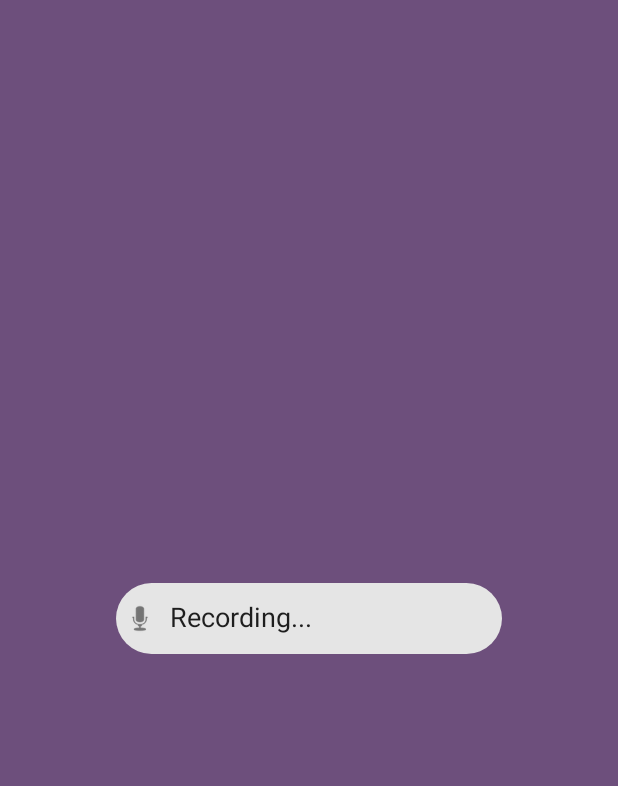
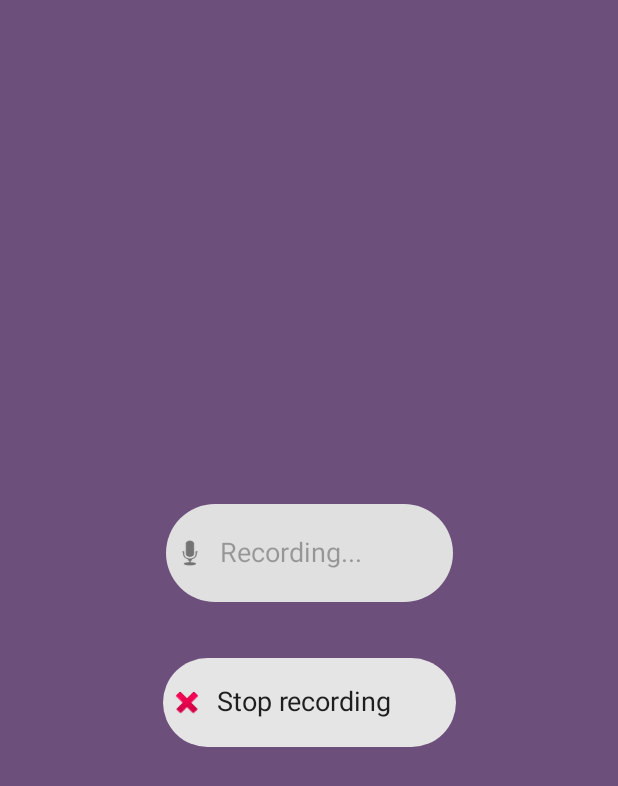
Before and after one commit to maslanki/App, an Android app: the screen it shows after launch (MainActivity), after a tap on "Recording...", on a phone screen of 412 x 824 dp. Shown: the top 786 px of the screen. Run offline under Robolectric (Android 15) with nearby library versions, the phone set to English and light mode, and no system bars; 3 statements that could not run were skipped; 2 other taps on this screen came first.

Commit message:
Bridge update Stop button added Listeners init changes

```diff
--- a/app/src/main/java/com/put/soundapp/AudioEngine.kt
+++ b/app/src/main/java/com/put/soundapp/AudioEngine.kt
@@ -1,4 +1,3 @@
-//klasa tymczasowa do komunikacji C++ <=> kotlin
 
 package com.put.soundapp
 import android.util.Log
@@ -9,4 +8,7 @@ class AudioEngine {
         System.loadLibrary("audioEngine")
     }
     external fun Create() : Boolean
+    external fun StartRecording();
+    external fun StopRecording();
+
 }
--- a/app/src/main/java/com/put/soundapp/MainActivity.kt
+++ b/app/src/main/java/com/put/soundapp/MainActivity.kt
@@ -14,21 +14,24 @@ class MainActivity : AppCompatActivity() {
         super.onCreate(savedInstanceState)
         setContentView(R.layout.activity_main)
         audioEngine = AudioEngine()
+        audioEngine.Create()
+
+        val startBtn : Button = findViewById<Button>(R.id.startRecordingButton);
+        startBtn.setOnClickListener { startRecording(startBtn); }
+
+        val stopBtn : Button = findViewById<Button>(R.id.stopRecordingButton);
+        stopBtn.setOnClickListener { stopRecording(startBtn); }
     }
 
-//    fun clickEngineButton(view: View){
-//       var startNativeButton = findViewById<Button>(R.id.startEngineButton);
-//        Toast.makeText(applicationContext, "Nacisnieto przycisk", Toast.LENGTH_SHORT).show()
-//        startNativeButton.setBackgroundColor(Color.CYAN)
-//        playbackEngine = PlaybackEngine()
-//        playbackEngine.StartAudioEngine()
-//        startNativeButton.setBackgroundColor(Color.RED)
-//    }
+    private fun startRecording(startBtn: Button ){
+        Toast.makeText(applicationContext, "Nagrywanie rozpoczęte", Toast.LENGTH_SHORT).show()
+        startBtn.text = "Recording...";
+        startBtn.isEnabled = false;
+        audioEngine.StartRecording()
+    }
 
-    fun clickRecordButton(view:View){
-        var recordButton = findViewById<Button>(R.id.startRecordingButton);
-        Toast.makeText(applicationContext, "Nagrywanie rozpoczęte", Toast.LENGTH_SHORT).show()
-        recordButton.text = "Recording...";
-        audioEngine.Create()
+    private fun stopRecording(startBtn: Button){
+       startBtn.isEnabled = true;
+        audioEngine.StopRecording()
     }
 }
--- a/app/src/main/res/layout/activity_main.xml
+++ b/app/src/main/res/layout/activity_main.xml
@@ -7,29 +7,30 @@
     android:background="#6D4F7C"
     tools:context=".MainActivity">
 
-    <!--    <Button-->
-    <!--        android:id="@+id/startEngineButton"-->
-    <!--        android:onClick="clickEngineButton"-->
-    <!--        android:layout_width="wrap_content"-->
-    <!--        android:layout_height="wrap_content"-->
-    <!--        android:layout_marginTop="44dp"-->
-    <!--        android:text="Start native engine"-->
-    <!--        app:layout_constraintEnd_toEndOf="parent"-->
-    <!--        app:layout_constraintStart_toStartOf="parent"-->
-    <!--        app:layout_constraintTop_toBottomOf="@+id/textView" />-->
-
-
     <com.google.android.material.chip.Chip
         android:id="@+id/startRecordingButton"
-        android:layout_width="257dp"
-        android:layout_height="63dp"
-        android:onClick="clickRecordButton"
-        android:text="Click to start recording"
+        android:layout_width="191dp"
+        android:layout_height="81dp"
+        android:layout_marginTop="328dp"
+        android:text="Start recording"
         android:textAppearance="@style/TextAppearance.AppCompat.Medium"
         app:chipIcon="@android:drawable/ic_btn_speak_now"
-        app:layout_constraintBottom_toBottomOf="parent"
         app:layout_constraintEnd_toEndOf="parent"
         app:layout_constraintStart_toStartOf="parent"
         app:layout_constraintTop_toTopOf="parent" />
 
+    <com.google.android.material.chip.Chip
+        android:id="@+id/stopRecordingButton"
+        android:layout_width="195dp"
+        android:layout_height="75dp"
+        android:layout_marginTop="10dp"
+        android:text="Stop recording"
+        android:textAppearance="@style/TextAppearance.AppCompat.Medium"
+        app:chipIcon="@android:drawable/ic_delete"
+        app:layout_constraintBottom_toBottomOf="parent"
+        app:layout_constraintEnd_toEndOf="parent"
+        app:layout_constraintStart_toStartOf="parent"
+        app:layout_constraintTop_toBottomOf="@+id/startRecordingButton"
+        app:layout_constraintVertical_bias="0.035" />
+
 </androidx.constraintlayout.widget.ConstraintLayout>
```
Also changed, not shown: 1 other file.
